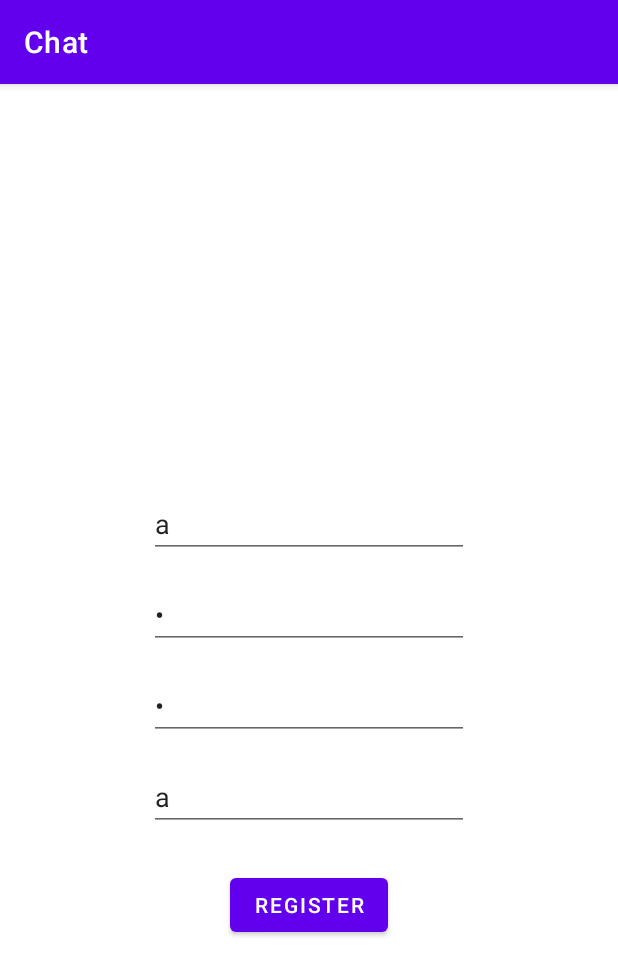
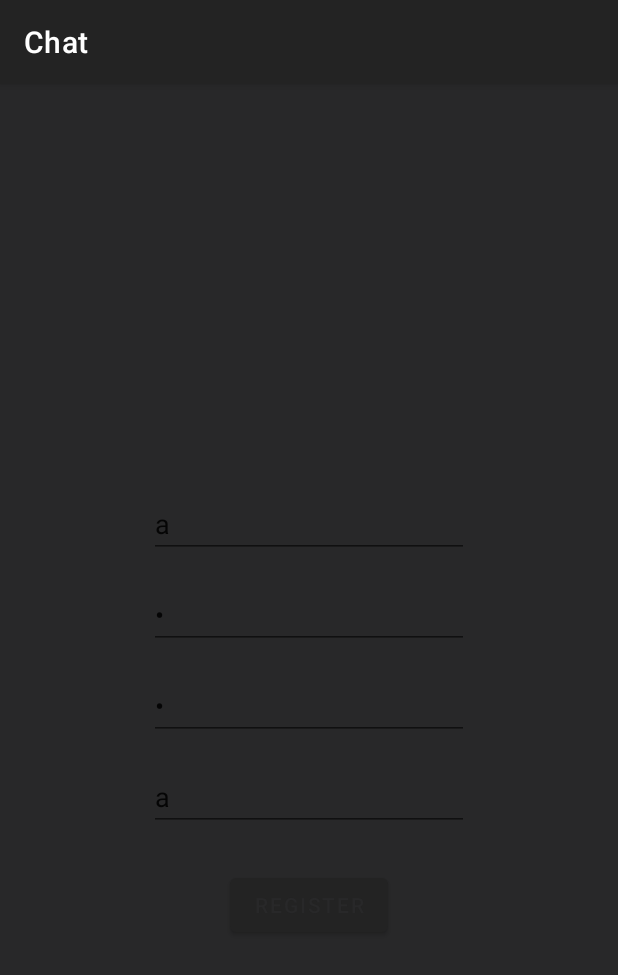
Before and after one commit to asztrikx/bme-chat-android, an Android app: the screen it shows after launch (MainActivity), after a tap on "REGISTER", on a phone screen of 412 x 824 dp. Shown: the top 975 px of the screen. Run offline under Robolectric (Android 15) with nearby library versions, the light colour scheme and no system bars.

Commit message:
change theme

```diff
--- a/app/src/main/res/layout/activity_main.xml
+++ b/app/src/main/res/layout/activity_main.xml
@@ -4,7 +4,8 @@
     xmlns:tools="http://schemas.android.com/tools"
     android:layout_width="match_parent"
     android:layout_height="match_parent"
-    tools:context=".MainActivity">
+    tools:context=".MainActivity"
+    android:background="?attr/colorOnPrimary" >
 
     <!-- name: class specification -->
     <androidx.fragment.app.FragmentContainerView
--- a/app/src/main/res/values/themes.xml
+++ b/app/src/main/res/values/themes.xml
@@ -2,9 +2,9 @@
     <!-- Base application theme. -->
     <style name="Theme.Chat" parent="Theme.MaterialComponents.DayNight.DarkActionBar">
         <!-- Primary brand color. -->
-        <item name="colorPrimary">@color/purple_500</item>
-        <item name="colorPrimaryVariant">@color/purple_700</item>
-        <item name="colorOnPrimary">@color/white</item>
+        <item name="colorPrimary">#232323</item>
+        <item name="colorPrimaryVariant">#0C0C0C</item>
+        <item name="colorOnPrimary">#282829</item>
         <!-- Secondary brand color. -->
         <item name="colorSecondary">@color/teal_200</item>
         <item name="colorSecondaryVariant">@color/teal_700</item>
@@ -12,5 +12,6 @@
         <!-- Status bar color. -->
         <item name="android:statusBarColor" tools:targetApi="l">?attr/colorPrimaryVariant</item>
         <!-- Customize your theme here. -->
+        <item name="android:textColor">@color/white</item>
     </style>
 </resources>
```
